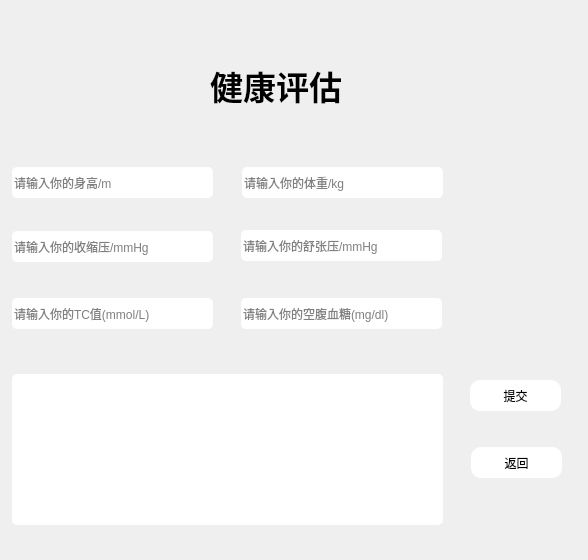
Old version of the form demo1/healthassessment.ui in the repository KeviaWang/work.
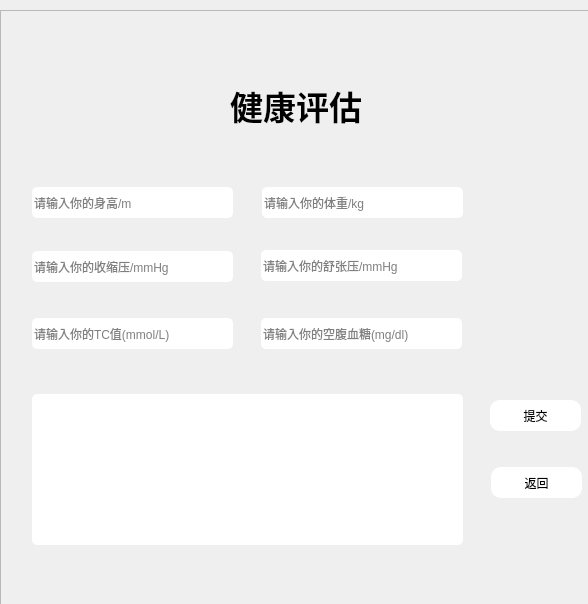
New version of the form. Icons and pictures are not drawn.

The edit to the form file:
```diff
--- a/demo1/healthassessment.ui
+++ b/demo1/healthassessment.ui
@@ -7,7 +7,7 @@
     <x>0</x>
     <y>0</y>
     <width>588</width>
-    <height>560</height>
+    <height>604</height>
    </rect>
   </property>
   <property name="windowTitle">
@@ -17,188 +17,207 @@
    <string notr="true">#healthassessment{border-image: url(:/back/蓝色渐变.jpg);}
 </string>
   </property>
-  <widget class="QLineEdit" name="lineEdit">
+  <widget class="QFrame" name="frame">
    <property name="geometry">
     <rect>
-     <x>12</x>
-     <y>167</y>
-     <width>201</width>
-     <height>31</height>
+     <x>0</x>
+     <y>10</y>
+     <width>591</width>
+     <height>601</height>
     </rect>
    </property>
    <property name="styleSheet">
-    <string notr="true">#lineEdit{border-radius:5px;}
-#lineEdit{background-color: rgb(255, 255, 255);}
-</string>
+    <string notr="true">#frame{border-image: url(:/new/prefix1/back/蓝色渐变.jpg);}</string>
    </property>
-   <property name="placeholderText">
-    <string>请输入你的身高/m</string>
+   <property name="frameShape">
+    <enum>QFrame::StyledPanel</enum>
    </property>
-  </widget>
-  <widget class="QLineEdit" name="lineEdit_2">
-   <property name="geometry">
-    <rect>
-     <x>242</x>
-     <y>167</y>
-     <width>201</width>
-     <height>31</height>
-    </rect>
+   <property name="frameShadow">
+    <enum>QFrame::Raised</enum>
    </property>
-   <property name="styleSheet">
-    <string notr="true">#lineEdit_2{border-radius:5px;}
-#lineEdit_2{background-color: rgb(255, 255, 255);}
+   <widget class="QLabel" name="label">
+    <property name="geometry">
+     <rect>
+      <x>230</x>
+      <y>50</y>
+      <width>141</width>
+      <height>91</height>
+     </rect>
+    </property>
+    <property name="font">
+     <font>
+      <pointsize>25</pointsize>
+      <weight>75</weight>
+      <italic>false</italic>
+      <bold>true</bold>
+     </font>
+    </property>
+    <property name="text">
+     <string>健康评估</string>
+    </property>
+    <property name="textFormat">
+     <enum>Qt::AutoText</enum>
+    </property>
+   </widget>
+   <widget class="QLineEdit" name="lineEdit_6">
+    <property name="geometry">
+     <rect>
+      <x>261</x>
+      <y>240</y>
+      <width>201</width>
+      <height>31</height>
+     </rect>
+    </property>
+    <property name="styleSheet">
+     <string notr="true">#lineEdit_6{border-radius:5px;}
+#lineEdit_6{background-color: rgb(255, 255, 255);}
 </string>
-   </property>
-   <property name="placeholderText">
-    <string>请输入你的体重/kg</string>
-   </property>
-  </widget>
-  <widget class="QLineEdit" name="lineEdit_3">
-   <property name="geometry">
-    <rect>
-     <x>12</x>
-     <y>231</y>
-     <width>201</width>
-     <height>31</height>
-    </rect>
-   </property>
-   <property name="styleSheet">
-    <string notr="true">#lineEdit_3{border-radius:5px;}
-#lineEdit_3{background-color: rgb(255, 255, 255);}
-</string>
-   </property>
-   <property name="placeholderText">
-    <string>请输入你的收缩压/mmHg</string>
-   </property>
-  </widget>
-  <widget class="QLineEdit" name="lineEdit_4">
-   <property name="geometry">
-    <rect>
-     <x>12</x>
-     <y>298</y>
-     <width>201</width>
-     <height>31</height>
-    </rect>
-   </property>
-   <property name="styleSheet">
-    <string notr="true">#lineEdit_4{border-radius:5px;}
+    </property>
+    <property name="placeholderText">
+     <string>请输入你的舒张压/mmHg</string>
+    </property>
+   </widget>
+   <widget class="QLineEdit" name="lineEdit_4">
+    <property name="geometry">
+     <rect>
+      <x>32</x>
+      <y>308</y>
+      <width>201</width>
+      <height>31</height>
+     </rect>
+    </property>
+    <property name="styleSheet">
+     <string notr="true">#lineEdit_4{border-radius:5px;}
 #lineEdit_4{background-color: rgb(255, 255, 255);}
 </string>
-   </property>
-   <property name="placeholderText">
-    <string>请输入你的TC值(mmol/L)</string>
-   </property>
-  </widget>
-  <widget class="QLineEdit" name="lineEdit_5">
-   <property name="geometry">
-    <rect>
-     <x>241</x>
-     <y>298</y>
-     <width>201</width>
-     <height>31</height>
-    </rect>
-   </property>
-   <property name="styleSheet">
-    <string notr="true">#lineEdit_5{border-radius:5px;}
+    </property>
+    <property name="placeholderText">
+     <string>请输入你的TC值(mmol/L)</string>
+    </property>
+   </widget>
+   <widget class="QLineEdit" name="lineEdit_5">
+    <property name="geometry">
+     <rect>
+      <x>261</x>
+      <y>308</y>
+      <width>201</width>
+      <height>31</height>
+     </rect>
+    </property>
+    <property name="styleSheet">
+     <string notr="true">#lineEdit_5{border-radius:5px;}
 #lineEdit_5{background-color: rgb(255, 255, 255);}
 </string>
-   </property>
-   <property name="placeholderText">
-    <string>请输入你的空腹血糖(mg/dl)</string>
-   </property>
-  </widget>
-  <widget class="QLineEdit" name="lineEdit_6">
-   <property name="geometry">
-    <rect>
-     <x>241</x>
-     <y>230</y>
-     <width>201</width>
-     <height>31</height>
-    </rect>
-   </property>
-   <property name="styleSheet">
-    <string notr="true">#lineEdit_6{border-radius:5px;}
-#lineEdit_6{background-color: rgb(255, 255, 255);}
-</string>
-   </property>
-   <property name="placeholderText">
-    <string>请输入你的舒张压/mmHg</string>
-   </property>
-  </widget>
-  <widget class="QPushButton" name="pushButton">
-   <property name="geometry">
-    <rect>
-     <x>470</x>
-     <y>380</y>
-     <width>91</width>
-     <height>31</height>
-    </rect>
-   </property>
-   <property name="styleSheet">
-    <string notr="true">#pushButton{border-radius:10px;}
-#pushButton{background-color: rgb(255, 255, 255);}
-</string>
-   </property>
-   <property name="text">
-    <string>提交</string>
-   </property>
-  </widget>
-  <widget class="QPushButton" name="pushButton_2">
-   <property name="geometry">
-    <rect>
-     <x>471</x>
-     <y>447</y>
-     <width>91</width>
-     <height>31</height>
-    </rect>
-   </property>
-   <property name="styleSheet">
-    <string notr="true">#pushButton_2{border-radius:10px;}
-#pushButton_2{background-color: rgb(255, 255, 255);}
-</string>
-   </property>
-   <property name="text">
-    <string>返回</string>
-   </property>
-  </widget>
-  <widget class="QTableWidget" name="tableWidget">
-   <property name="geometry">
-    <rect>
-     <x>12</x>
-     <y>374</y>
-     <width>431</width>
-     <height>151</height>
-    </rect>
-   </property>
-   <property name="styleSheet">
-    <string notr="true">#tableWidget{border-radius:5px;}
+    </property>
+    <property name="placeholderText">
+     <string>请输入你的空腹血糖(mg/dl)</string>
+    </property>
+   </widget>
+   <widget class="QTableWidget" name="tableWidget">
+    <property name="geometry">
+     <rect>
+      <x>32</x>
+      <y>384</y>
+      <width>431</width>
+      <height>151</height>
+     </rect>
+    </property>
+    <property name="styleSheet">
+     <string notr="true">#tableWidget{border-radius:5px;}
 #tableWidget{background-color: rgb(255, 255, 255);}
 </string>
-   </property>
-  </widget>
-  <widget class="QLabel" name="label">
-   <property name="geometry">
-    <rect>
-     <x>210</x>
-     <y>40</y>
-     <width>141</width>
-     <height>91</height>
-    </rect>
-   </property>
-   <property name="font">
-    <font>
-     <pointsize>25</pointsize>
-     <weight>75</weight>
-     <italic>false</italic>
-     <bold>true</bold>
-    </font>
-   </property>
-   <property name="text">
-    <string>健康评估</string>
-   </property>
-   <property name="textFormat">
-    <enum>Qt::AutoText</enum>
-   </property>
+    </property>
+   </widget>
+   <widget class="QPushButton" name="pushButton_2">
+    <property name="geometry">
+     <rect>
+      <x>491</x>
+      <y>457</y>
+      <width>91</width>
+      <height>31</height>
+     </rect>
+    </property>
+    <property name="styleSheet">
+     <string notr="true">#pushButton_2{border-radius:10px;}
+#pushButton_2{background-color: rgb(255, 255, 255);}
+</string>
+    </property>
+    <property name="text">
+     <string>返回</string>
+    </property>
+   </widget>
+   <widget class="QLineEdit" name="lineEdit_2">
+    <property name="geometry">
+     <rect>
+      <x>262</x>
+      <y>177</y>
+      <width>201</width>
+      <height>31</height>
+     </rect>
+    </property>
+    <property name="styleSheet">
+     <string notr="true">#lineEdit_2{border-radius:5px;}
+#lineEdit_2{background-color: rgb(255, 255, 255);}
+</string>
+    </property>
+    <property name="placeholderText">
+     <string>请输入你的体重/kg</string>
+    </property>
+   </widget>
+   <widget class="QPushButton" name="pushButton">
+    <property name="geometry">
+     <rect>
+      <x>490</x>
+      <y>390</y>
+      <width>91</width>
+      <height>31</height>
+     </rect>
+    </property>
+    <property name="styleSheet">
+     <string notr="true">#pushButton{border-radius:10px;}
+#pushButton{background-color: rgb(255, 255, 255);}
+</string>
+    </property>
+    <property name="text">
+     <string>提交</string>
+    </property>
+   </widget>
+   <widget class="QLineEdit" name="lineEdit_3">
+    <property name="geometry">
+     <rect>
+      <x>32</x>
+      <y>241</y>
+      <width>201</width>
+      <height>31</height>
+     </rect>
+    </property>
+    <property name="styleSheet">
+     <string notr="true">#lineEdit_3{border-radius:5px;}
+#lineEdit_3{background-color: rgb(255, 255, 255);}
+</string>
+    </property>
+    <property name="placeholderText">
+     <string>请输入你的收缩压/mmHg</string>
+    </property>
+   </widget>
+   <widget class="QLineEdit" name="lineEdit">
+    <property name="geometry">
+     <rect>
+      <x>32</x>
+      <y>177</y>
+      <width>201</width>
+      <height>31</height>
+     </rect>
+    </property>
+    <property name="styleSheet">
+     <string notr="true">#lineEdit{border-radius:5px;}
+#lineEdit{background-color: rgb(255, 255, 255);}
+</string>
+    </property>
+    <property name="placeholderText">
+     <string>请输入你的身高/m</string>
+    </property>
+   </widget>
   </widget>
  </widget>
  <resources/>
```
Left out of the diff: 3 changed lines with no effect on the pictures.
